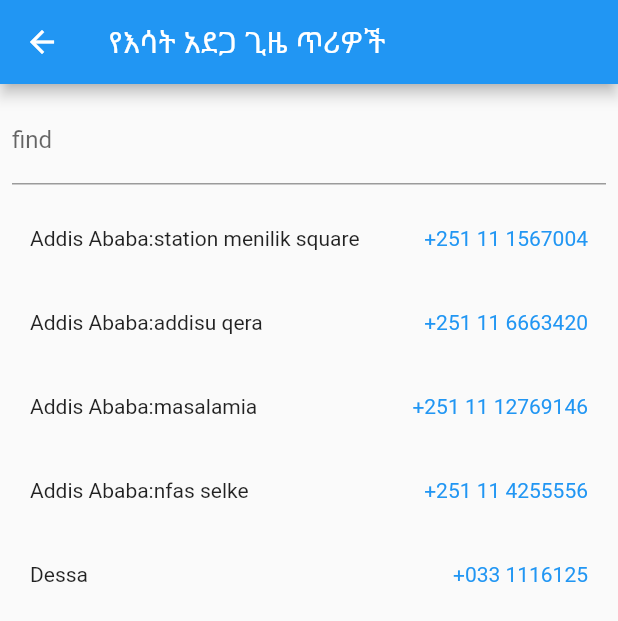
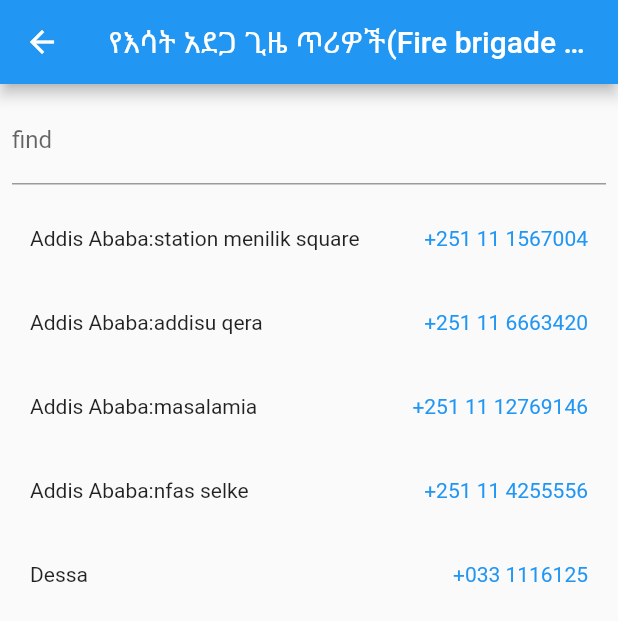
Before and after one commit to amanuel971/helper, a Flutter app: the firecall screen opened directly, on a phone screen of 412 x 824 dp. Shown: the top 621 px of the screen. Run offline on Flutter 3.47's test engine with Material 2 defaults, Android fonts, the phone set to English and light mode, and no system bars; our stand-ins replace flutter_markdown; missing offline and left inert: flutter_phone_direct_caller.

Commit message:
i commit

```diff
--- a/lib/HomeScreen.dart
+++ b/lib/HomeScreen.dart
@@ -1,5 +1,5 @@
 import 'package:flutter/material.dart';
-import 'package:helper/MarkDownPage.dart';
+import 'package:HELPER/MarkDownPage.dart';
 
 // class HomeScreen extends StatelessWidget {
 //   @override
--- a/lib/firecall.dart
+++ b/lib/firecall.dart
@@ -57,7 +57,7 @@ class _firecallState extends State<firecall> {
   Widget build(BuildContext context) {
     return Scaffold(
       appBar: AppBar(
-        title: Text('የእሳት አደጋ ጊዜ ጥሪዎች'),
+        title: Text('የእሳት አደጋ ጊዜ ጥሪዎች(Fire brigade calls)'),
       ),
       body: Column(
         children: <Widget>[
--- a/lib/trafick.dart
+++ b/lib/trafick.dart
@@ -1,5 +1,5 @@
 import 'package:flutter/material.dart';
-import 'package:flutter/services.dart';
+
 import 'package:flutter_phone_direct_caller/flutter_phone_direct_caller.dart';
 
 class trafickcall extends StatefulWidget {
--- a/lib/welcome.dart
+++ b/lib/welcome.dart
@@ -1,6 +1,6 @@
 import 'package:flutter/material.dart';
-import 'package:helper/information.dart';
-import 'package:helper/main.dart';
+import 'package:HELPER/information.dart';
+import 'package:HELPER/main.dart';
 
 class Welcome extends StatelessWidget {
   @override
--- a/pubspec.yaml
+++ b/pubspec.yaml
@@ -1,4 +1,4 @@
-name: helper
+name: HELPER
 description: A new Flutter project.
 # The following line prevents the package from being accidentally published to
 # pub.dev using `flutter pub publish`. This is preferred for private packages.
```
Also changed, not shown: lib/firstScreen.dart (+7 -7 lines), lib/main.dart (+4 -4 lines).
